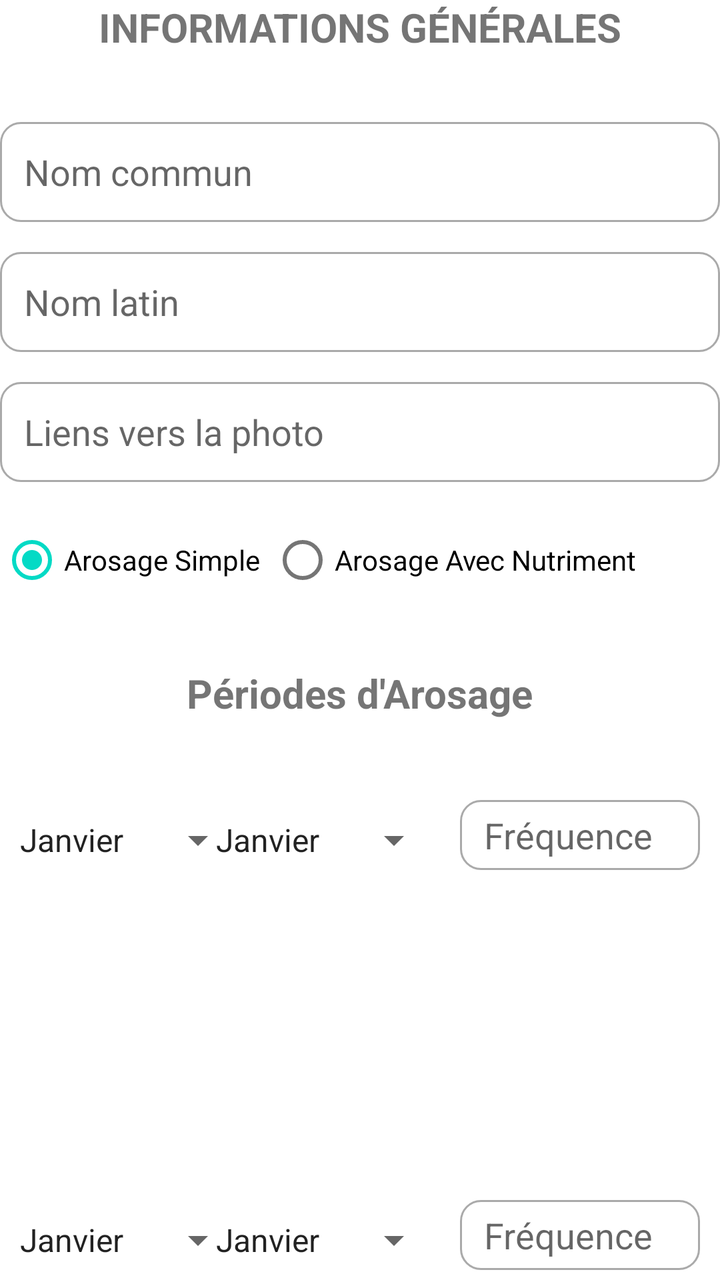
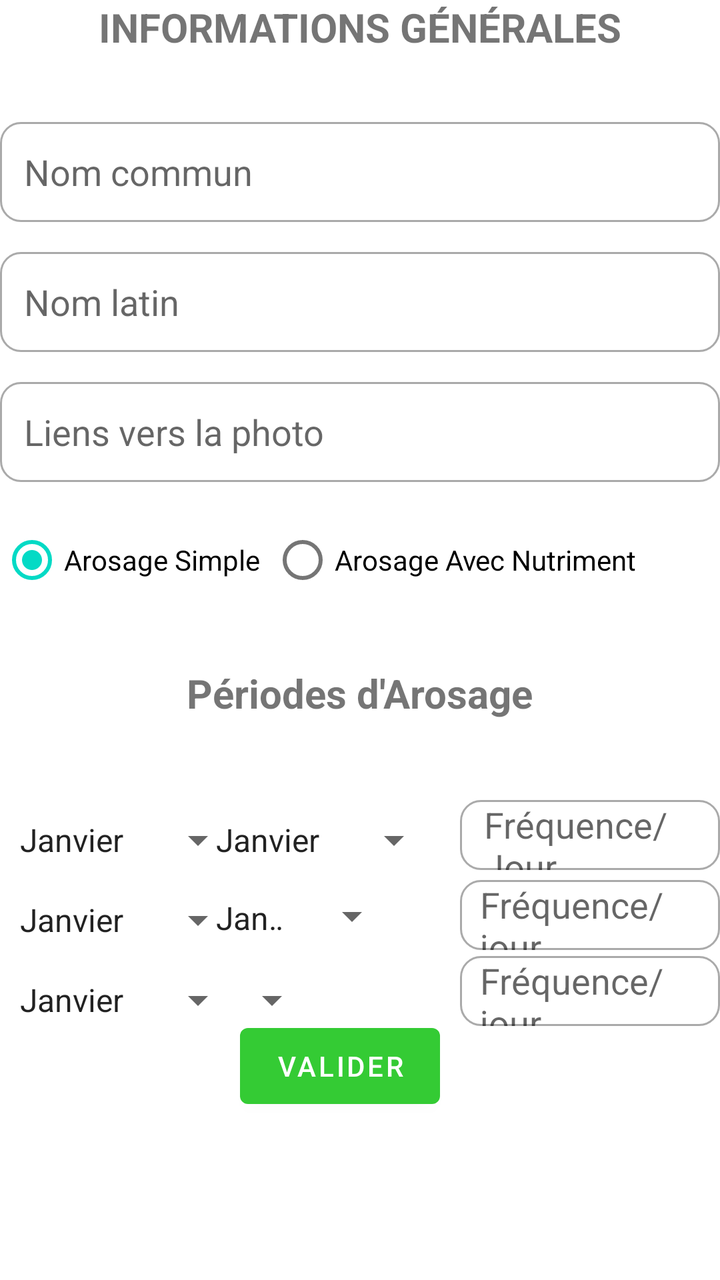

Compare the two renders of this Android layout. The source of the first and the diff that turns it into the second are given below.
<!-- AndroidManifest.xml: application theme Theme.ProjetRappelsArrosage -->
<!-- res/layout/activity_ajouter_nouvelle_plante.xml -->
<LinearLayout xmlns:android="http://schemas.android.com/apk/res/android"
    xmlns:tools="http://schemas.android.com/tools"
    android:layout_width="wrap_content"
    android:layout_height="wrap_content"
    android:layout_gravity="center"
    android:orientation="vertical"
    tools:context=".AjouterNouvellePlante">



    <TextView
        android:layout_width="wrap_content"
        android:layout_height="wrap_content"
        android:layout_gravity="center"
        android:text="INFORMATIONS GÉNÉRALES"
        android:textSize="20sp"
        android:textStyle="bold" />

    <TextView
        android:layout_width="wrap_content"
        android:layout_height="wrap_content"
        android:text="" />


    <EditText
        android:id="@+id/nomCommun"
        android:layout_width="match_parent"
        android:layout_height="50dp"
        android:layout_marginTop="15dp"
        android:background="@drawable/custom_input"
        android:drawablePadding="12dp"
        android:ems="10"
        android:hint="Nom commun"
        android:paddingStart="12dp"
        android:paddingEnd="12dp" />


    <EditText
        android:id="@+id/nomLatin"
        android:layout_width="match_parent"
        android:layout_height="50dp"
        android:layout_marginTop="15dp"
        android:background="@drawable/custom_input"
        android:ems="10"
        android:hint="Nom latin"
        android:paddingStart="12dp"
        android:paddingEnd="12dp" />

    <EditText
        android:id="@+id/lienPic"
        android:layout_width="match_parent"
        android:layout_height="50dp"
        android:layout_marginTop="15dp"
        android:background="@drawable/custom_input"
        android:ems="10"
        android:hint="Liens vers la photo"
        android:paddingStart="12dp"
        android:paddingEnd="12dp" />



    <RadioGroup
        android:id="@+id/radioGroup"
        android:layout_width="wrap_content"
        android:layout_height="wrap_content"
        android:orientation="horizontal">

        <RadioButton
            android:id="@+id/ajouter"
            android:layout_width="wrap_content"
            android:layout_height="wrap_content"
            android:layout_marginTop="15dp"
            android:layout_marginRight="@dimen/cardview_default_elevation"
            android:checked="true"
            android:text="Arosage Simple " />

        <RadioButton
            android:id="@+id/supprimer"
            android:layout_width="wrap_content"
            android:layout_height="wrap_content"
            android:layout_marginTop="15dp"
            android:layout_marginRight="@dimen/cardview_default_elevation"
            android:text="Arosage Avec Nutriment " />
    </RadioGroup>

    <TextView
        android:layout_width="wrap_content"
        android:layout_height="wrap_content"
        android:text="" />

    <TextView
        android:layout_width="wrap_content"
        android:layout_height="55dp"
        android:layout_gravity="center"
        android:layout_marginTop="10dp"
        android:text="Périodes d'Arosage"
        android:textSize="20sp"
        android:textStyle="bold" />


    <RelativeLayout
        android:layout_width="fill_parent"
        android:layout_height="200dp">

        <Spinner
            android:layout_width="121dp"
            android:layout_height="wrap_content"
            android:layout_marginStart="2dp"
            android:layout_marginTop="20dp"
            android:layout_marginEnd="20dp"
            android:layout_marginBottom="20dp"
            android:entries="@array/mois" />

        <Spinner
            android:layout_width="121dp"
            android:layout_height="wrap_content"
            android:layout_marginStart="100dp"
            android:layout_marginLeft="12dp"
            android:layout_marginTop="20dp"
            android:layout_marginEnd="120dp"
            android:layout_marginRight="2dp"
            android:layout_marginBottom="120dp"
            android:entries="@array/mois" />

        <EditText
            android:id="@+id/freq1"
            android:layout_width="120dp"
            android:layout_height="35dp"
            android:layout_marginStart="230dp"
            android:layout_marginTop="12dp"
            android:background="@drawable/custom_input"
            android:ems="10"
            android:hint="Fréquence"
            android:paddingStart="12dp"
            android:paddingEnd="12dp" />
    </RelativeLayout>

    <RelativeLayout
        android:layout_width="fill_parent"
        android:layout_height="200dp">

        <Spinner
            android:layout_width="121dp"
            android:layout_height="wrap_content"
            android:layout_marginStart="2dp"
            android:layout_marginTop="20dp"
            android:layout_marginEnd="20dp"
            android:layout_marginBottom="20dp"
            android:entries="@array/mois" />

        <Spinner
            android:layout_width="121dp"
            android:layout_height="wrap_content"
            android:layout_marginStart="100dp"
            android:layout_marginLeft="12dp"
            android:layout_marginTop="20dp"
            android:layout_marginEnd="120dp"
            android:layout_marginRight="2dp"
            android:layout_marginBottom="120dp"
            android:entries="@array/mois" />

        <EditText
            android:id="@+id/freq2"
            android:layout_width="120dp"
            android:layout_height="35dp"
            android:layout_marginStart="230dp"
            android:layout_marginTop="12dp"
            android:background="@drawable/custom_input"
            android:ems="10"
            android:hint="Fréquence"
            android:paddingStart="12dp"
            android:paddingEnd="12dp" />
    </RelativeLayout>

    <RelativeLayout
        android:layout_width="fill_parent"
        android:layout_height="200dp">

        <Spinner
            android:layout_width="121dp"
            android:layout_height="wrap_content"
            android:layout_marginStart="2dp"
            android:layout_marginTop="20dp"
            android:layout_marginEnd="20dp"
            android:layout_marginBottom="20dp"
            android:entries="@array/mois" />

        <Spinner
            android:layout_width="121dp"
            android:layout_height="wrap_content"
            android:layout_marginStart="100dp"
            android:layout_marginLeft="12dp"
            android:layout_marginTop="20dp"
            android:layout_marginEnd="120dp"
            android:layout_marginRight="2dp"
            android:layout_marginBottom="120dp"
            android:entries="@array/mois" />

        <EditText
            android:id="@+id/freq3"
            android:layout_width="120dp"
            android:layout_height="35dp"
            android:layout_marginStart="230dp"
            android:layout_marginTop="12dp"
            android:background="@drawable/custom_input"
            android:ems="10"
            android:hint="Fréquence"
            android:paddingStart="12dp"
            android:paddingEnd="12dp" />


        <Button
            android:id="@+id/add"
            android:layout_width="100dp"
            android:layout_height="50dp"
            android:layout_gravity="center"
            android:layout_margin="120dp"
            android:onClick="valider"
            android:text="Valider" />
    </RelativeLayout>









</LinearLayout>
<!-- resources referenced by this layout -->
<resources>
  <string-array name="mois">
          <item>Janvier</item>
          <item>Février</item>
          <item>Mars</item>
          <item>Avril</item>
          <item>Mai</item>
          <item>Juin</item>
          <item>Juillet</item>
          <item>Aout</item>
          <item>Septembre</item>
          <item>Octobre</item>
          <item>Novembre</item>
          <item>Décembre</item>
      </string-array>
  <!-- drawable custom_input (drawable) -->
  <?xml version="1.0" encoding="utf-8"?>
  <selector xmlns:android="http://schemas.android.com/apk/res/android">
  
      <item android:state_enabled="true" android:state_focused="true">
          <shape android:shape="rectangle">
              <solid android:color="@android:color/white"/>
              <corners android:radius="10dp"/>
              <stroke android:color="@android:color/darker_gray" android:width="1dp"/>
          </shape>
      </item>
  
      <item android:state_enabled="true">
          <shape android:shape="rectangle">
              <solid android:color="@android:color/white"/>
              <corners android:radius="10dp"/>
              <stroke android:color="@android:color/darker_gray" android:width="1dp"/>
          </shape>
      </item>
  </selector>
  <style name="Theme.ProjetRappelsArrosage" parent="Theme.MaterialComponents.DayNight.DarkActionBar">
          
          <item name="colorPrimary">@color/vert_500</item>
          <item name="colorPrimaryVariant">@color/vert_700</item>
          <item name="colorOnPrimary">@color/white</item>
          
          <item name="colorSecondary">@color/teal_200</item>
          <item name="colorSecondaryVariant">@color/teal_700</item>
          <item name="colorOnSecondary">@color/black</item>
          
          <item name="android:statusBarColor" tools:targetApi="l">?attr/colorPrimaryVariant</item>
          
      </style>
  <color name="vert_500">#34cb34</color>
  <color name="vert_700">#2aa22a</color>
  <color name="white">#FFFFFFFF</color>
  <color name="teal_200">#FF03DAC5</color>
  <color name="teal_700">#FF018786</color>
  <color name="black">#FF000000</color>
</resources>

<!-- the commit's change to res/layout/activity_ajouter_nouvelle_plante.xml (unified diff, before → after) -->
@@ -124,27 +124,26 @@
 
         <EditText
             android:id="@+id/freq1"
-            android:layout_width="120dp"
+            android:layout_width="160dp"
             android:layout_height="35dp"
             android:layout_marginStart="230dp"
             android:layout_marginTop="12dp"
             android:background="@drawable/custom_input"
             android:ems="10"
-            android:hint="Fréquence"
+            android:hint="Fréquence/Jour"
             android:paddingStart="12dp"
             android:paddingEnd="12dp" />
-    </RelativeLayout>
-
-    <RelativeLayout
-        android:layout_width="fill_parent"
-        android:layout_height="200dp">
+
+
+
+
 
         <Spinner
             android:layout_width="121dp"
             android:layout_height="wrap_content"
             android:layout_marginStart="2dp"
-            android:layout_marginTop="20dp"
-            android:layout_marginEnd="20dp"
+            android:layout_marginTop="60dp"
+            android:layout_marginEnd="60dp"
             android:layout_marginBottom="20dp"
             android:entries="@array/mois" />
 
@@ -153,70 +152,70 @@
             android:layout_height="wrap_content"
             android:layout_marginStart="100dp"
             android:layout_marginLeft="12dp"
-            android:layout_marginTop="20dp"
-            android:layout_marginEnd="120dp"
+            android:layout_marginTop="60dp"
+            android:layout_marginEnd="160dp"
             android:layout_marginRight="2dp"
             android:layout_marginBottom="120dp"
             android:entries="@array/mois" />
 
         <EditText
             android:id="@+id/freq2"
-            android:layout_width="120dp"
+            android:layout_width="160dp"
             android:layout_height="35dp"
             android:layout_marginStart="230dp"
-            android:layout_marginTop="12dp"
+            android:layout_marginTop="52dp"
             android:background="@drawable/custom_input"
             android:ems="10"
-            android:hint="Fréquence"
-            android:paddingStart="12dp"
-            android:paddingEnd="12dp" />
-    </RelativeLayout>
-
-    <RelativeLayout
-        android:layout_width="fill_parent"
-        android:layout_height="200dp">
+            android:hint="Fréquence/jour"
+            android:paddingStart="10dp"
+            android:paddingEnd="10dp" />
+
+
+
+
 
         <Spinner
             android:layout_width="121dp"
             android:layout_height="wrap_content"
             android:layout_marginStart="2dp"
-            android:layout_marginTop="20dp"
-            android:layout_marginEnd="20dp"
+            android:layout_marginTop="100dp"
+            android:layout_marginEnd="100dp"
             android:layout_marginBottom="20dp"
             android:entries="@array/mois" />
 
         <Spinner
-            android:layout_width="121dp"
+            android:layout_width="131dp"
             android:layout_height="wrap_content"
             android:layout_marginStart="100dp"
             android:layout_marginLeft="12dp"
-            android:layout_marginTop="20dp"
-            android:layout_marginEnd="120dp"
+            android:layout_marginTop="100dp"
+            android:layout_marginEnd="200dp"
             android:layout_marginRight="2dp"
             android:layout_marginBottom="120dp"
             android:entries="@array/mois" />
 
         <EditText
             android:id="@+id/freq3"
-            android:layout_width="120dp"
+            android:layout_width="160dp"
             android:layout_height="35dp"
             android:layout_marginStart="230dp"
-            android:layout_marginTop="12dp"
+            android:layout_marginTop="90dp"
             android:background="@drawable/custom_input"
             android:ems="10"
-            android:hint="Fréquence"
-            android:paddingStart="12dp"
-            android:paddingEnd="12dp" />
-
+            android:hint="Fréquence/jour"
+            android:paddingStart="10dp"
+            android:paddingEnd="10dp" />
 
         <Button
             android:id="@+id/add"
             android:layout_width="100dp"
             android:layout_height="50dp"
             android:layout_gravity="center"
+            android:layout_marginStart="290dp"
             android:layout_margin="120dp"
             android:onClick="valider"
             android:text="Valider" />
+
     </RelativeLayout>
 
 
@@ -227,4 +226,6 @@
 
 
 
+
+
 </LinearLayout>
